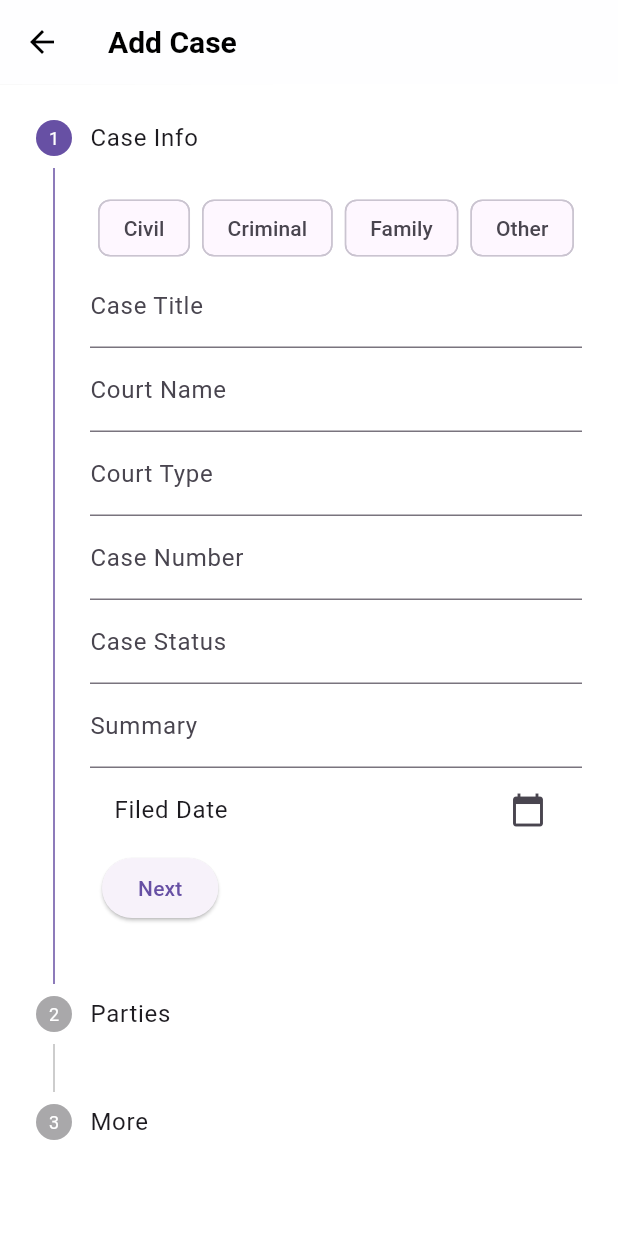
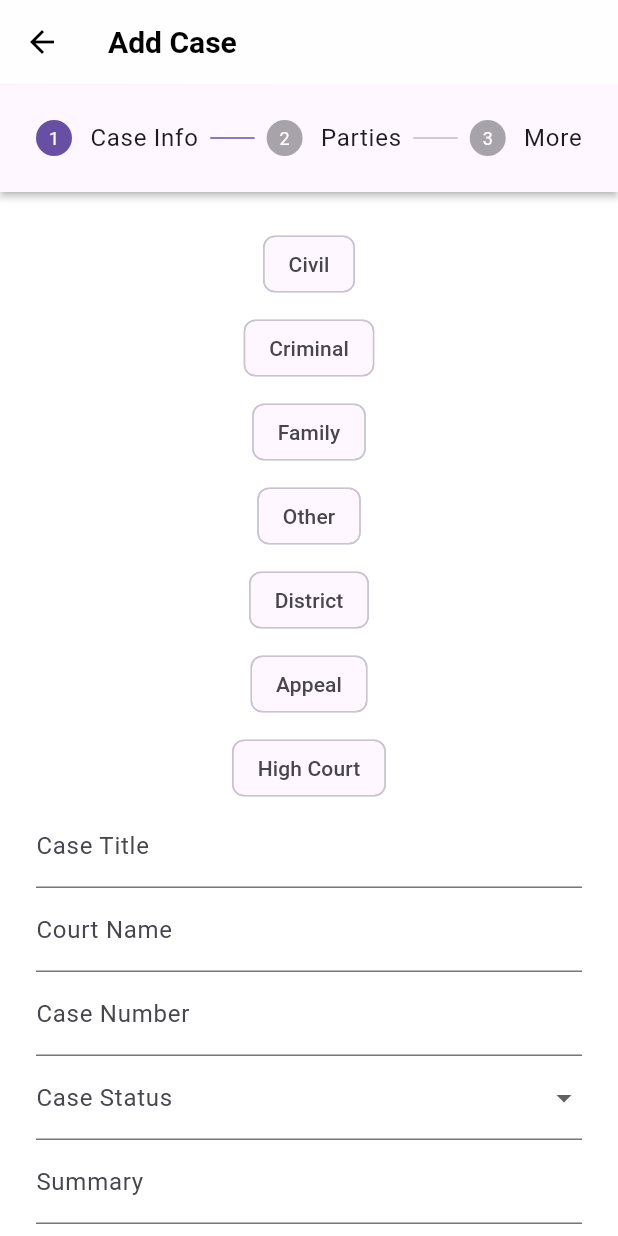
Before and after one commit to mahbubhswe/court-dairy, a Flutter app: the AddCaseScreen screen opened directly, on a phone screen of 412 x 824 dp. Run offline on Flutter 3.47's test engine with Material 3 defaults, Android fonts, the light colour scheme and no system bars; our stand-ins replace animated_splash_screen, animated_text_kit, auth_buttons, cached_network_image, cloud_firestore, cloud_functions and 17 more; missing offline and left inert: android_intent_plus, flutter_bkash, in_app_update, panara_dialogs; accounts and stored records are empty.

Commit message:
feat: improve add case form

```diff
--- a/lib/modules/case/controllers/add_case_controller.dart
+++ b/lib/modules/case/controllers/add_case_controller.dart
@@ -1,6 +1,9 @@
+import 'dart:io';
+
 import 'package:cloud_firestore/cloud_firestore.dart';
 import 'package:flutter/material.dart';
 import 'package:get/get.dart';
+import 'package:image_picker/image_picker.dart';
 
 import '../../../models/court_case.dart';
 import '../../../models/party.dart';
@@ -11,15 +14,14 @@ import '../services/case_service.dart';
 class AddCaseController extends GetxController {
   final caseTitle = TextEditingController();
   final courtName = TextEditingController();
-  final courtType = TextEditingController();
   final caseNumber = TextEditingController();
-  final caseStatus = TextEditingController();
   final caseSummary = TextEditingController();
   final judgeName = TextEditingController();
   final courtOrder = TextEditingController();
-  final document = TextEditingController();
 
   final RxnString selectedCaseType = RxnString();
+  final RxnString selectedCourtType = RxnString();
+  final RxnString selectedCaseStatus = RxnString();
   final Rx<DateTime?> filedDate = Rx<DateTime?>(null);
   final Rx<DateTime?> hearingDate = Rx<DateTime?>(null);
 
@@ -28,6 +30,10 @@ class AddCaseController extends GetxController {
 
   final parties = <Party>[].obs;
   final caseTypes = ['Civil', 'Criminal', 'Family', 'Other'];
+  final courtTypes = ['District', 'Appeal', 'High Court'];
+  final caseStatuses = ['Ongoing', 'Disposed', 'Completed'];
+
+  final documents = <String>[].obs;
 
   final RxBool isLoading = false.obs;
 
@@ -42,6 +48,22 @@ class AddCaseController extends GetxController {
     }
   }
 
+  Future<void> pickDocuments() async {
+    final picker = ImagePicker();
+    final files = await picker.pickMultiImage();
+    if (files.isEmpty) return;
+    final user = AppFirebase().currentUser;
+    if (user == null) return;
+    for (final file in files) {
+      final path =
+          'cases/${user.uid}/${DateTime.now().millisecondsSinceEpoch}_${file.name}';
+      final ref = AppFirebase().storage.ref().child(path);
+      await ref.putFile(File(file.path));
+      final url = await ref.getDownloadURL();
+      documents.add(url);
+    }
+  }
+
   Future<bool> addCase() async {
     final user = AppFirebase().currentUser;
     if (user == null || isLoading.value) return false;
@@ -50,19 +72,18 @@ class AddCaseController extends GetxController {
       final caseModel = CourtCase(
         caseType: selectedCaseType.value ?? '',
         caseTitle: caseTitle.text.trim(),
-        courtType: courtType.text.trim(),
+        courtType: selectedCourtType.value ?? '',
         courtName: courtName.text.trim(),
         caseNumber: caseNumber.text.trim(),
         filedDate: Timestamp.fromDate(filedDate.value ?? DateTime.now()),
-        caseStatus: caseStatus.text.trim(),
+        caseStatus: selectedCaseStatus.value ?? '',
         plaintiff: selectedPlaintiff.value!,
         defendant: selectedDefendant.value!,
         hearingDates: hearingDate.value != null
             ? [Timestamp.fromDate(hearingDate.value!)]
             : <Timestamp>[],
         judgeName: judgeName.text.trim(),
-        documentsAttached:
-            document.text.isNotEmpty ? [document.text.trim()] : <String>[],
+        documentsAttached: documents.toList(),
         courtOrders:
             courtOrder.text.isNotEmpty ? [courtOrder.text.trim()] : <String>[],
         caseSummary: caseSummary.text.trim(),
--- a/lib/modules/case/screens/add_case_screen.dart
+++ b/lib/modules/case/screens/add_case_screen.dart
@@ -13,17 +13,37 @@ class AddCaseScreen extends StatelessWidget {
   Widget build(BuildContext context) {
     final controller = Get.put(AddCaseController());
 
-    Widget caseTypeChips() {
+    Widget chipGrid(List<String> options, RxnString selected) {
+      final width = (MediaQuery.of(context).size.width - 48) / 2;
       return Wrap(
         spacing: 8,
-        children: controller.caseTypes.map((type) {
-          return Obx(() => ChoiceChip(
-                label: Text(type),
-                selected: controller.selectedCaseType.value == type,
-                onSelected: (_) => controller.selectedCaseType.value = type,
-              ));
-        }).toList(),
+        runSpacing: 8,
+        children: options
+            .map((type) => SizedBox(
+                  width: width,
+                  child: Obx(() => ChoiceChip(
+                        label: Text(type),
+                        selected: selected.value == type,
+                        onSelected: (_) => selected.value = type,
+                      )),
+                ))
+            .toList(),
       );
+    }
+
+    Widget caseTypeChips() => chipGrid(controller.caseTypes, controller.selectedCaseType);
+
+    Widget courtTypeChips() => chipGrid(controller.courtTypes, controller.selectedCourtType);
+
+    Widget caseStatusDropdown() {
+      return Obx(() => DropdownButtonFormField<String>(
+            value: controller.selectedCaseStatus.value,
+            decoration: const InputDecoration(labelText: 'Case Status'),
+            items: controller.caseStatuses
+                .map((e) => DropdownMenuItem(value: e, child: Text(e)))
+                .toList(),
+            onChanged: (v) => controller.selectedCaseStatus.value = v,
+          ));
     }
 
     Widget partyDropdown(Rx<Party?> selected) {
@@ -49,6 +69,8 @@ class AddCaseScreen extends StatelessWidget {
             content: Column(
               children: [
                 caseTypeChips(),
+                const SizedBox(height: 8),
+                courtTypeChips(),
                 TextField(
                   controller: controller.caseTitle,
                   decoration: const InputDecoration(labelText: 'Case Title'),
@@ -58,17 +80,10 @@ class AddCaseScreen extends StatelessWidget {
                   decoration: const InputDecoration(labelText: 'Court Name'),
                 ),
                 TextField(
-                  controller: controller.courtType,
-                  decoration: const InputDecoration(labelText: 'Court Type'),
-                ),
-                TextField(
                   controller: controller.caseNumber,
                   decoration: const InputDecoration(labelText: 'Case Number'),
                 ),
-                TextField(
-                  controller: controller.caseStatus,
-                  decoration: const InputDecoration(labelText: 'Case Status'),
-                ),
+                caseStatusDropdown(),
                 TextField(
                   controller: controller.caseSummary,
                   decoration: const InputDecoration(labelText: 'Summary'),
@@ -135,10 +150,23 @@ class AddCaseScreen extends StatelessWidget {
                   controller: controller.courtOrder,
                   decoration: const InputDecoration(labelText: 'Court Order'),
                 ),
-                TextField(
-                  controller: controller.document,
-                  decoration: const InputDecoration(labelText: 'Document'),
+                ElevatedButton(
+                  onPressed: controller.pickDocuments,
+                  child: const Text('Upload Documents'),
                 ),
+                const SizedBox(height: 8),
+                Obx(() => Wrap(
+                      spacing: 8,
+                      runSpacing: 8,
+                      children: controller.documents
+                          .map((url) => Image.network(
+                                url,
+                                width: 80,
+                                height: 80,
+                                fit: BoxFit.cover,
+                              ))
+                          .toList(),
+                    )),
               ],
             ),
           ),
--- a/lib/widgets/dynamic_multi_step_form.dart
+++ b/lib/widgets/dynamic_multi_step_form.dart
@@ -22,6 +22,7 @@ class DynamicMultiStepForm extends StatefulWidget {
     required this.steps,
     required this.onSubmit,
     this.isLoading = false,
+    this.stepperType = StepperType.horizontal,
   });
 
   /// Ordered list of form steps.
@@ -32,6 +33,9 @@ class DynamicMultiStepForm extends StatefulWidget {
 
   /// Whether a submit operation is in progress.
   final bool isLoading;
+
+  /// Orientation of the [Stepper]. Defaults to [StepperType.horizontal].
+  final StepperType stepperType;
 
   @override
   State<DynamicMultiStepForm> createState() => _DynamicMultiStepFormState();
@@ -58,6 +62,7 @@ class _DynamicMultiStepFormState extends State<DynamicMultiStepForm> {
   @override
   Widget build(BuildContext context) {
     return Stepper(
+      type: widget.stepperType,
       currentStep: _currentStep,
       onStepTapped: (i) => setState(() => _currentStep = i),
       onStepContinue: _next,
```
